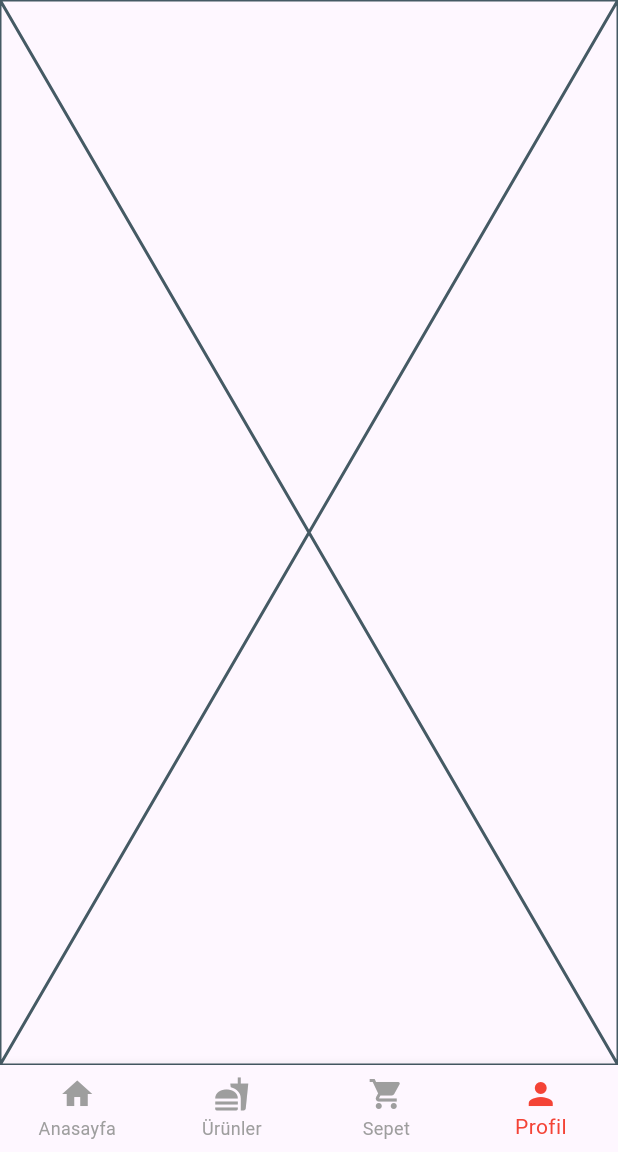
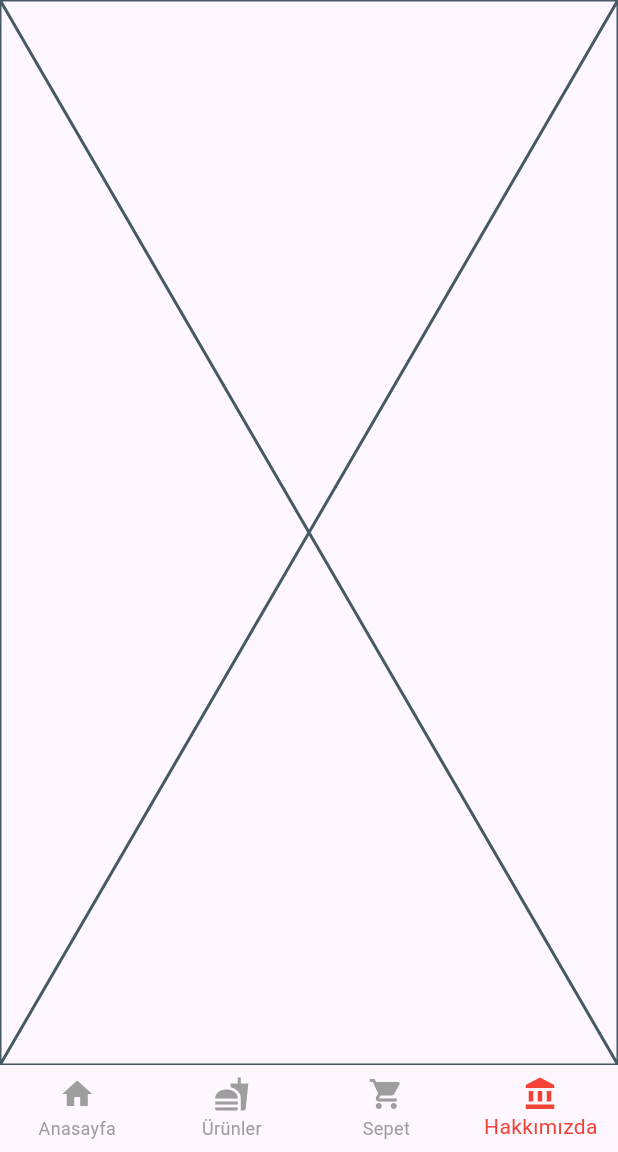
Before and after one commit to BekirTugraKarabulut/Restaurant-Project, a Flutter app: the HomePage screen opened directly with empty values, item 4 of the bottom bar chosen, on a phone screen of 412 x 824 dp, the part 84-1236 px from its top. Run offline on Flutter 3.47's test engine with Material 3 defaults, Android fonts, the phone set to English and light mode, and no system bars; our stand-ins replace flutter_map, latlong2, lottie; network calls fail.

Commit message:
Address Add Page Design Completed

```diff
--- a/restaurant_frontend/lib/pages/home/home_page.dart
+++ b/restaurant_frontend/lib/pages/home/home_page.dart
@@ -1,14 +1,14 @@
 import 'package:flutter/material.dart';
+import 'package:restaurant_frontend/pages/navigation_page/AboutUsPage.dart';
 import 'package:restaurant_frontend/pages/navigation_page/CartPage.dart';
 import 'package:restaurant_frontend/pages/navigation_page/CategoriesPage.dart';
-import 'package:restaurant_frontend/pages/navigation_page/ProfilePage.dart';
+import 'package:restaurant_frontend/pages/process/AddressAddPage.dart';
 import 'package:restaurant_frontend/services/customer/GetNameService.dart';
 import 'package:restaurant_frontend/services/favorites/FavoritesService.dart';
 
 class HomePage extends StatefulWidget {
 
   final String username;
-
   const HomePage({super.key, required this.username});
 
   @override
@@ -63,10 +63,14 @@
               ),
               const SizedBox(height: 10),
               Row(
-                children: const [
-                  Icon(Icons.location_on),
-                  SizedBox(width: 5),
-                  Text("Adres Ekleyiniz"),
+                children: [
+                  const Icon(Icons.location_on),
+                  const SizedBox(width: 5),
+                  GestureDetector(
+                    onTap: () {
+                      Navigator.push(context, MaterialPageRoute(builder: (context) => Addressaddpage(username: widget.username,)));
+                    },
+                      child: Text("Adres Ekleyiniz", style: TextStyle(fontWeight: FontWeight.bold,color: Colors.black,decoration: TextDecoration.underline),)),
                 ],
               ),
               const SizedBox(height: 20),
@@ -168,7 +172,7 @@
       homeContent(),
       Categoriespage(username: widget.username),
       Cartpage(username: widget.username),
-      Profilepage(username: widget.username),
+      Aboutuspage(username: widget.username),
     ];
 
     return Scaffold(
@@ -217,8 +221,8 @@
             label: "Sepet",
           ),
           BottomNavigationBarItem(
-            icon: Icon(Icons.person),
-            label: "Profil",
+            icon: Icon(Icons.account_balance_sharp),
+            label: "Hakkımızda",
           ),
         ],
       ),
--- /dev/null
+++ b/restaurant_frontend/lib/pages/navigation_page/AboutUsPage.dart
@@ -0,0 +1,17 @@
+import 'package:flutter/material.dart';
+
+class Aboutuspage extends StatefulWidget {
+
+  final String username;
+  const Aboutuspage({super.key, required this.username});
+
+  @override
+  State<Aboutuspage> createState() => _AboutuspageState();
+}
+
+class _AboutuspageState extends State<Aboutuspage> {
+  @override
+  Widget build(BuildContext context) {
+    return const Placeholder();
+  }
+}
--- a/restaurant_frontend/pubspec.yaml
+++ b/restaurant_frontend/pubspec.yaml
@@ -32,6 +32,8 @@
     sdk: flutter
   lottie: ^2.3.0
   http: ^1.2.0
+  flutter_map: ^6.0.0
+  latlong2: ^0.9.0
 
   # The following adds the Cupertino Icons font to your application.
   # Use with the CupertinoIcons class for iOS style icons.
```
Also changed, not shown: restaurant_frontend/lib/pages/process/AddressAddPage.dart (added, +151 -0 lines), restaurant_frontend/lib/services/address/AddressAddService.dart (added, +33 -0 lines), restaurant_frontend/lib/pages/process/ProfilePage.dart (renamed from restaurant_frontend/lib/pages/navigation_page/ProfilePage.dart), restaurant_frontend/pubspec.lock.
